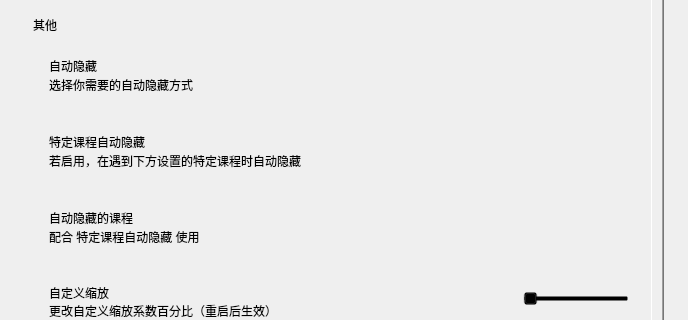
Before: the Qt Designer form view/menu/advance.ui in Class-Widgets/Class-Widgets, drawn with Qt 5; both pictures show x 0 to 688 and y 628 to 948 of the 688 by 1331 pixel window.
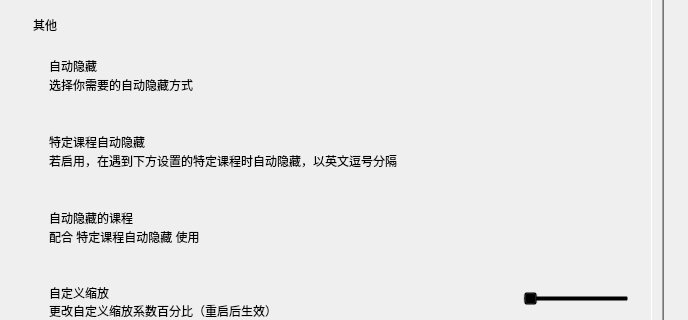
After: the same form once the commit is applied. Icons and pictures are not drawn. Custom widgets are drawn as their Qt base class.

What changed in the file:
```diff
--- a/view/menu/advance.ui
+++ b/view/menu/advance.ui
@@ -716,7 +716,7 @@
               <item>
                <widget class="CaptionLabel" name="CaptionLabel_14">
                 <property name="text">
-                 <string>若启用，在遇到下方设置的特定课程时自动隐藏</string>
+                 <string>若启用，在遇到下方设置的特定课程时自动隐藏，以英文逗号分隔</string>
                 </property>
                 <property name="wordWrap">
                  <bool>false</bool>
```
